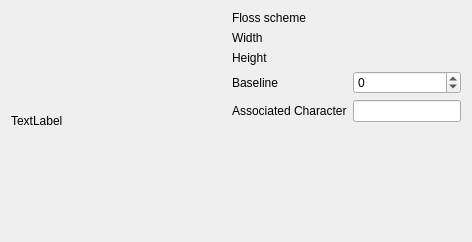
This is ui/LibraryPatternProperties.ui in KDE/kxstitch as Qt 5 draws it before an edit. The edited form follows.
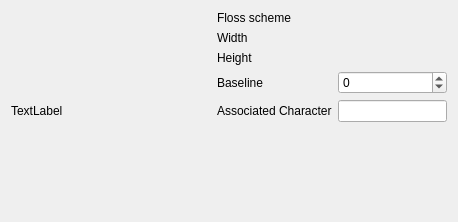
This is the edited form. Custom widgets are drawn as their Qt base class.

Diff of the .ui file:
```diff
--- a/ui/LibraryPatternProperties.ui
+++ b/ui/LibraryPatternProperties.ui
@@ -6,81 +6,83 @@
    <rect>
     <x>0</x>
     <y>0</y>
-    <width>472</width>
-    <height>242</height>
+    <width>458</width>
+    <height>212</height>
    </rect>
   </property>
   <property name="windowTitle">
    <string>Form</string>
   </property>
-  <layout class="QHBoxLayout" name="horizontalLayout">
-   <item>
+  <layout class="QGridLayout" name="gridLayout">
+   <item row="0" column="0" rowspan="6">
     <widget class="QLabel" name="label">
      <property name="sizePolicy">
-      <sizepolicy hsizetype="Expanding" vsizetype="Expanding">
+      <sizepolicy hsizetype="MinimumExpanding" vsizetype="MinimumExpanding">
        <horstretch>0</horstretch>
        <verstretch>0</verstretch>
       </sizepolicy>
      </property>
+     <property name="minimumSize">
+      <size>
+       <width>200</width>
+       <height>200</height>
+      </size>
+     </property>
      <property name="text">
       <string>TextLabel</string>
      </property>
     </widget>
    </item>
-   <item>
-    <layout class="QVBoxLayout" name="verticalLayout">
-     <item>
-      <layout class="QGridLayout" name="gridLayout">
-       <item row="0" column="0">
+   <item row="0" column="1">
         <widget class="QLabel" name="label_2">
          <property name="text">
           <string>Floss scheme</string>
          </property>
         </widget>
        </item>
-       <item row="0" column="1">
+   <item row="0" column="2">
         <widget class="QLabel" name="FlossScheme">
          <property name="text">
           <string/>
          </property>
         </widget>
        </item>
-       <item row="1" column="0">
+   <item row="1" column="1">
         <widget class="QLabel" name="label_3">
          <property name="text">
           <string>Width</string>
          </property>
         </widget>
        </item>
-       <item row="1" column="1">
+   <item row="1" column="2">
         <widget class="QLabel" name="Width">
          <property name="text">
           <string/>
          </property>
         </widget>
        </item>
-       <item row="2" column="0">
+   <item row="2" column="1">
         <widget class="QLabel" name="label_4">
          <property name="text">
           <string>Height</string>
          </property>
         </widget>
        </item>
-       <item row="2" column="1">
+   <item row="2" column="2">
         <widget class="QLabel" name="Height">
          <property name="text">
           <string/>
          </property>
         </widget>
        </item>
-       <item row="3" column="0">
+   <item row="3" column="1">
         <widget class="QLabel" name="label_5">
          <property name="text">
           <string>Baseline</string>
          </property>
         </widget>
        </item>
-       <item row="3" column="1">
+   <item row="3" column="2">
         <widget class="QSpinBox" name="Baseline">
          <property name="minimum">
           <number>-100</number>
@@ -90,19 +92,17 @@
          </property>
         </widget>
        </item>
-       <item row="4" column="0">
+   <item row="4" column="1">
         <widget class="QLabel" name="label_6">
          <property name="text">
           <string>Associated Character</string>
          </property>
         </widget>
        </item>
-       <item row="4" column="1">
-        <widget class="QLineEdit" name="KeyCode"/>
-       </item>
-      </layout>
-     </item>
-     <item>
+   <item row="4" column="2">
+    <widget class="KLineEdit" name="KeyCode"/>
+   </item>
+   <item row="5" column="1">
       <spacer name="verticalSpacer">
        <property name="orientation">
         <enum>Qt::Vertical</enum>
@@ -110,15 +110,20 @@
        <property name="sizeHint" stdset="0">
         <size>
          <width>20</width>
-         <height>40</height>
+       <height>81</height>
         </size>
        </property>
       </spacer>
      </item>
     </layout>
-   </item>
-  </layout>
  </widget>
+ <customwidgets>
+  <customwidget>
+   <class>KLineEdit</class>
+   <extends>QLineEdit</extends>
+   <header>klineedit.h</header>
+  </customwidget>
+ </customwidgets>
  <resources/>
  <connections/>
 </ui>
```
Left out of the diff: 2 changed lines with no effect on the pictures. Lines whose indentation alone changed are shown as unchanged.
